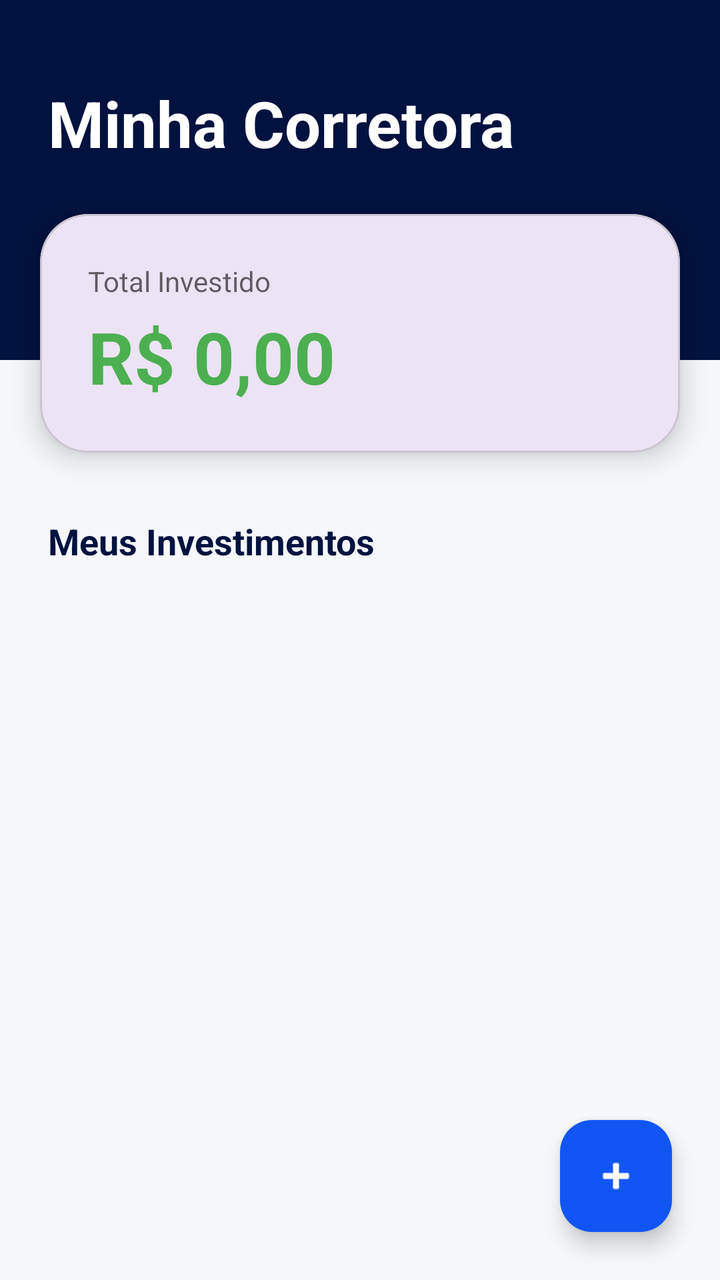
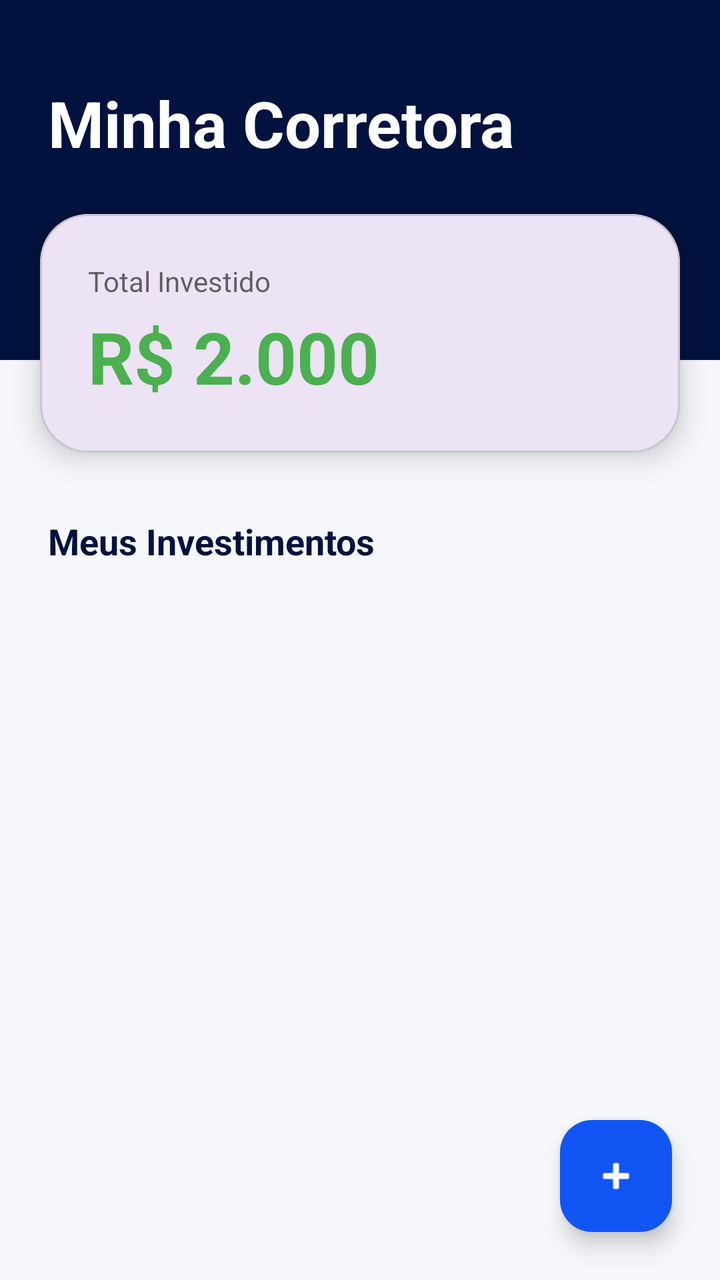

The first picture is an Android layout as it rendered before a commit; the second is the same layout after the commit. The layout source and the unified diff follow.
<!-- AndroidManifest.xml: application theme Theme.MeuControleFinaceiro -->
<!-- res/layout/fragment_corretora.xml -->
<?xml version="1.0" encoding="utf-8"?>
<androidx.constraintlayout.widget.ConstraintLayout xmlns:android="http://schemas.android.com/apk/res/android"
    xmlns:app="http://schemas.android.com/apk/res-auto"
    xmlns:tools="http://schemas.android.com/tools"
    android:layout_width="match_parent"
    android:layout_height="match_parent"
    android:background="#F5F7FA"
    tools:context=".ui.corretoraAberta.FragmentCorretora">

    
    <View
        android:id="@+id/viewHeaderCorretora"
        android:layout_width="match_parent"
        android:layout_height="180dp"
        android:background="@color/azul2"
        app:layout_constraintTop_toTopOf="parent" />

    <TextView
        android:id="@+id/textTituloCorretora"
        android:layout_width="0dp"
        android:layout_height="wrap_content"
        android:layout_marginStart="24dp"
        android:layout_marginTop="40dp"
        android:layout_marginEnd="24dp"
        android:text="@string/corretora_title"
        android:textColor="@color/white"
        android:textSize="32sp"
        android:textStyle="bold"
        app:layout_constraintEnd_toEndOf="parent"
        app:layout_constraintStart_toStartOf="parent"
        app:layout_constraintTop_toTopOf="parent" />

    
    <com.google.android.material.card.MaterialCardView
        android:id="@+id/cardResumoCorretora"
        android:layout_width="match_parent"
        android:layout_height="wrap_content"
        android:layout_marginStart="20dp"
        android:layout_marginTop="24dp"
        android:layout_marginEnd="20dp"
        app:cardCornerRadius="24dp"
        app:cardElevation="8dp"
        app:layout_constraintTop_toBottomOf="@id/textTituloCorretora">

        <androidx.constraintlayout.widget.ConstraintLayout
            android:layout_width="match_parent"
            android:layout_height="wrap_content"
            android:padding="24dp">

            <TextView
                android:id="@+id/labelTotalInvestido"
                android:layout_width="wrap_content"
                android:layout_height="wrap_content"
                android:alpha="0.6"
                android:text="@string/corretora_total_investido"
                android:textColor="@color/black"
                android:textSize="14sp"
                app:layout_constraintStart_toStartOf="parent"
                app:layout_constraintTop_toTopOf="parent" />

            <TextView
                android:id="@+id/textTotalInvestidoCorretora"
                android:layout_width="wrap_content"
                android:layout_height="wrap_content"
                android:layout_marginTop="4dp"
                android:text="R$ 0,00"
                android:textColor="@color/verde"
                android:textSize="36sp"
                android:textStyle="bold"
                app:layout_constraintStart_toStartOf="parent"
                app:layout_constraintTop_toBottomOf="@id/labelTotalInvestido" />

        </androidx.constraintlayout.widget.ConstraintLayout>
    </com.google.android.material.card.MaterialCardView>

    <TextView
        android:id="@+id/textMeusInvestimentos"
        android:layout_width="wrap_content"
        android:layout_height="wrap_content"
        android:layout_marginStart="24dp"
        android:layout_marginTop="32dp"
        android:text="@string/corretora_meus_investimentos"
        android:textColor="@color/azul2"
        android:textSize="18sp"
        android:textStyle="bold"
        app:layout_constraintStart_toStartOf="parent"
        app:layout_constraintTop_toBottomOf="@id/cardResumoCorretora" />

    <androidx.recyclerview.widget.RecyclerView
        android:id="@+id/recyclerInvestimentos"
        android:layout_width="match_parent"
        android:layout_height="0dp"
        android:layout_marginTop="16dp"
        android:clipToPadding="false"
        android:paddingBottom="80dp"
        app:layout_constraintBottom_toBottomOf="parent"
        app:layout_constraintTop_toBottomOf="@id/textMeusInvestimentos"
        tools:listitem="@android:layout/simple_list_item_2" />

    
    <com.google.android.material.card.MaterialCardView
        android:id="@+id/cardAddInvestimento"
        android:layout_width="match_parent"
        android:layout_height="wrap_content"
        android:layout_marginStart="16dp"
        android:layout_marginEnd="16dp"
        android:layout_marginBottom="32dp"
        android:visibility="gone"
        app:cardCornerRadius="28dp"
        app:cardElevation="16dp"
        app:layout_constraintBottom_toBottomOf="parent"
        app:layout_constraintEnd_toEndOf="parent"
        app:layout_constraintStart_toStartOf="parent"
        tools:visibility="invisible">

        <androidx.constraintlayout.widget.ConstraintLayout
            android:layout_width="match_parent"
            android:layout_height="wrap_content"
            android:padding="28dp">

            <TextView
                android:id="@+id/textAddTitulo"
                android:layout_width="wrap_content"
                android:layout_height="wrap_content"
                android:text="@string/corretora_add_novo"
                android:textColor="@color/azul2"
                android:textSize="22sp"
                android:textStyle="bold"
                app:layout_constraintStart_toStartOf="parent"
                app:layout_constraintTop_toTopOf="parent" />

            <com.google.android.material.textfield.TextInputLayout
                android:id="@+id/tilNomeInvestimento"
                style="@style/Widget.MaterialComponents.TextInputLayout.OutlinedBox"
                android:layout_width="match_parent"
                android:layout_height="wrap_content"
                android:layout_marginTop="24dp"
                android:hint="@string/corretora_hint_nome"
                app:boxCornerRadiusBottomEnd="16dp"
                app:boxCornerRadiusBottomStart="16dp"
                app:boxCornerRadiusTopEnd="16dp"
                app:boxCornerRadiusTopStart="16dp"
                app:layout_constraintTop_toBottomOf="@id/textAddTitulo">

                <com.google.android.material.textfield.TextInputEditText
                    android:id="@+id/editTextNomeInvestimento"
                    android:layout_width="match_parent"
                    android:layout_height="wrap_content"
                    android:inputType="text"
                    android:textColor="@color/black"
                    android:textSize="16sp" />
            </com.google.android.material.textfield.TextInputLayout>

            <com.google.android.material.button.MaterialButton
                android:id="@+id/btnConfirmarInvestimento"
                style="@style/Widget.MaterialComponents.Button.UnelevatedButton"
                android:layout_width="match_parent"
                android:layout_height="56dp"
                android:layout_marginTop="24dp"
                android:backgroundTint="@color/azul"
                android:text="@string/corretora_btn_confirmar"
                android:textAllCaps="false"
                android:textSize="16sp"
                app:cornerRadius="16dp"
                app:layout_constraintTop_toBottomOf="@id/tilNomeInvestimento" />

        </androidx.constraintlayout.widget.ConstraintLayout>
    </com.google.android.material.card.MaterialCardView>

    <com.google.android.material.floatingactionbutton.FloatingActionButton
        android:id="@+id/fabAddInvestimento"
        android:layout_width="wrap_content"
        android:layout_height="wrap_content"
        android:layout_marginEnd="24dp"
        android:layout_marginBottom="24dp"
        android:backgroundTint="@color/azul"
        android:clickable="true"
        android:contentDescription="@string/corretora_add_novo"
        android:focusable="true"
        app:layout_constraintBottom_toBottomOf="parent"
        app:layout_constraintEnd_toEndOf="parent"
        app:srcCompat="@android:drawable/ic_input_add"
        app:tint="@color/white" />

</androidx.constraintlayout.widget.ConstraintLayout>
<!-- resources referenced by this layout -->
<resources>
  <color name="azul">#1155F4</color>
  <color name="azul2">#01123E</color>
  <color name="black">#FF000000</color>
  <color name="verde">#4CAF50</color>
  <color name="white">#FFFFFFFF</color>
  <string name="corretora_add_novo">Novo Ativo</string>
  <string name="corretora_btn_confirmar">Confirmar</string>
  <string name="corretora_hint_nome">Nome do Ativo (Ex: PETR4, CDB...)</string>
  <string name="corretora_meus_investimentos">Meus Investimentos</string>
  <string name="corretora_title">Minha Corretora</string>
  <string name="corretora_total_investido">Total Investido</string>
  <style name="Theme.MeuControleFinaceiro" parent="Base.Theme.MeuControleFinaceiro" />
  <style name="Base.Theme.MeuControleFinaceiro" parent="Theme.Material3.DayNight.NoActionBar">
          
  
  
      </style>
</resources>

<!-- the commit's change to res/layout/fragment_corretora.xml (unified diff, before → after) -->
@@ -8,6 +8,17 @@
     tools:context=".ui.corretoraAberta.FragmentCorretora">
 
     
+    <ProgressBar
+        android:id="@+id/progressBar"
+        style="?android:attr/progressBarStyle"
+        android:layout_width="wrap_content"
+        android:layout_height="wrap_content"
+        android:visibility="gone"
+        app:layout_constraintBottom_toBottomOf="parent"
+        app:layout_constraintEnd_toEndOf="parent"
+        app:layout_constraintStart_toStartOf="parent"
+        app:layout_constraintTop_toTopOf="parent" />
+
     <View
         android:id="@+id/viewHeaderCorretora"
         android:layout_width="match_parent"
@@ -63,7 +74,7 @@
                 android:layout_width="wrap_content"
                 android:layout_height="wrap_content"
                 android:layout_marginTop="4dp"
-                android:text="R$ 0,00"
+                android:text="R$ 2.000"
                 android:textColor="@color/verde"
                 android:textSize="36sp"
                 android:textStyle="bold"
@@ -95,7 +106,7 @@
         android:paddingBottom="80dp"
         app:layout_constraintBottom_toBottomOf="parent"
         app:layout_constraintTop_toBottomOf="@id/textMeusInvestimentos"
-        tools:listitem="@android:layout/simple_list_item_2" />
+        tools:listitem="@layout/item_ativo" />
 
     
     <com.google.android.material.card.MaterialCardView
@@ -111,7 +122,7 @@
         app:layout_constraintBottom_toBottomOf="parent"
         app:layout_constraintEnd_toEndOf="parent"
         app:layout_constraintStart_toStartOf="parent"
-        tools:visibility="invisible">
+        tools:visibility="visible">
 
         <androidx.constraintlayout.widget.ConstraintLayout
             android:layout_width="match_parent"
@@ -183,3 +194,35 @@
         app:tint="@color/white" />
 
 </androidx.constraintlayout.widget.ConstraintLayout>
+<!-- res/layout/item_ativo.xml (included above) -->
+<?xml version="1.0" encoding="utf-8"?>
+<androidx.constraintlayout.widget.ConstraintLayout xmlns:android="http://schemas.android.com/apk/res/android"
+    xmlns:app="http://schemas.android.com/apk/res-auto"
+    xmlns:tools="http://schemas.android.com/tools"
+    android:id="@+id/ativoClicado"
+    android:layout_width="match_parent"
+    android:layout_height="wrap_content">
+
+    <TextView
+        android:id="@+id/textAtivoName"
+        android:layout_width="wrap_content"
+        android:layout_height="wrap_content"
+        android:layout_marginStart="8dp"
+        android:layout_marginTop="8dp"
+        android:text="Renda Fixa"
+        android:textColor="@color/black"
+        android:textSize="20sp"
+        android:textStyle="bold"
+        app:layout_constraintStart_toStartOf="parent"
+        app:layout_constraintTop_toTopOf="parent" />
+
+    <TextView
+        android:id="@+id/textAtivoSaldo"
+        android:layout_width="wrap_content"
+        android:layout_height="wrap_content"
+        android:text="RS 200"
+        android:textColor="@color/verde"
+        android:textStyle="bold|italic"
+        app:layout_constraintStart_toStartOf="@+id/textAtivoName"
+        app:layout_constraintTop_toBottomOf="@+id/textAtivoName" />
+</androidx.constraintlayout.widget.ConstraintLayout>
